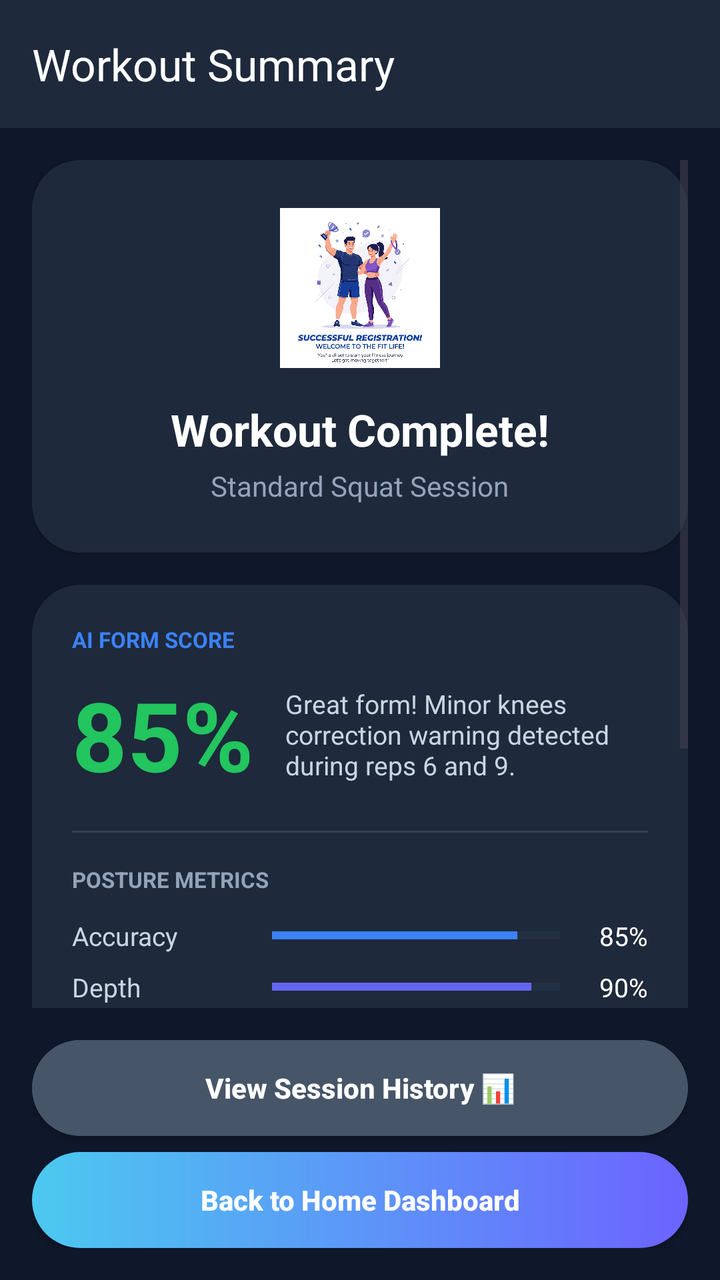
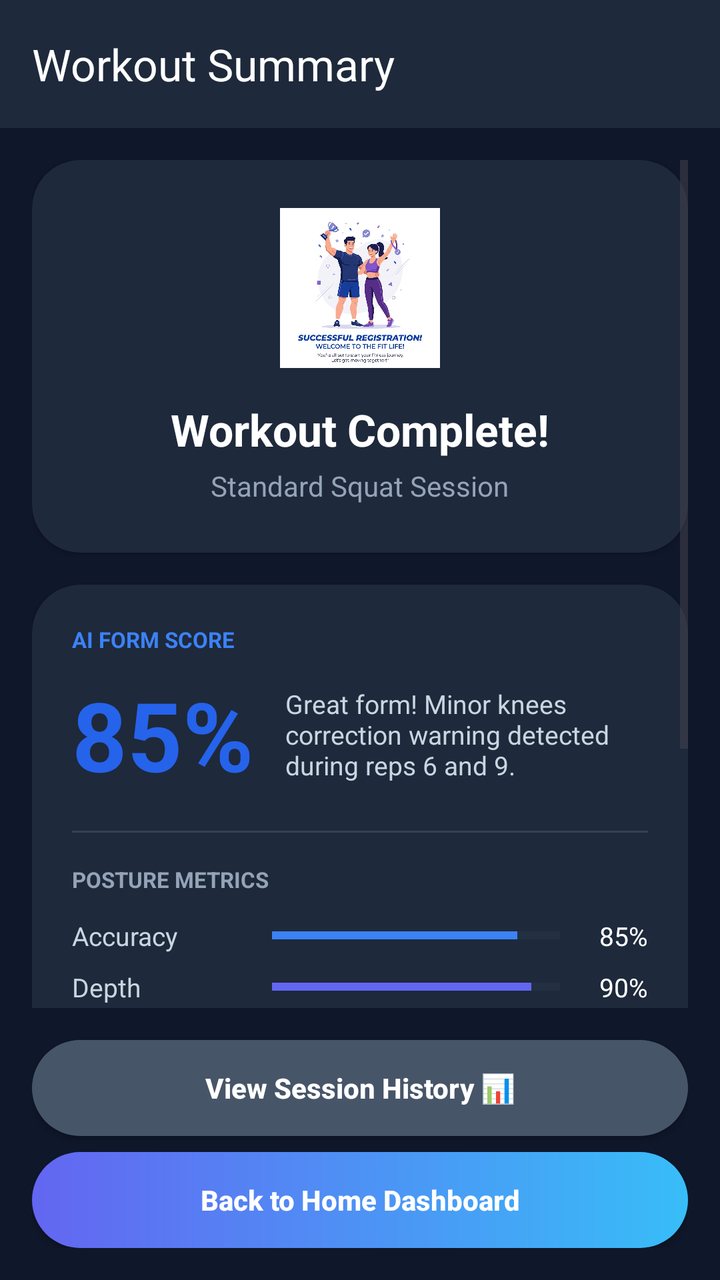

Before-and-after screenshots of an Android layout around one commit, followed by the original layout XML and the change that was made.
<!-- AndroidManifest.xml: application theme Theme.FitnessApp -->
<!-- res/layout/activity_workout_summary.xml -->
<?xml version="1.0" encoding="utf-8"?>
<androidx.constraintlayout.widget.ConstraintLayout xmlns:android="http://schemas.android.com/apk/res/android"
    xmlns:app="http://schemas.android.com/apk/res-auto"
    xmlns:tools="http://schemas.android.com/tools"
    android:layout_width="match_parent"
    android:layout_height="match_parent"
    android:background="#0F172A"
    tools:context=".activities.WorkoutSummaryActivity">

    
    <androidx.appcompat.widget.Toolbar
        android:id="@+id/toolbar"
        android:layout_width="match_parent"
        android:layout_height="?attr/actionBarSize"
        android:background="#1E293B"
        app:title="Workout Summary"
        app:titleTextColor="#FFFFFF"
        app:layout_constraintTop_toTopOf="parent" />

    <ScrollView
        android:layout_width="match_parent"
        android:layout_height="0dp"
        android:fillViewport="true"
        android:padding="16dp"
        app:layout_constraintTop_toBottomOf="@id/toolbar"
        app:layout_constraintBottom_toTopOf="@id/llSummaryActions">

        <LinearLayout
            android:layout_width="match_parent"
            android:layout_height="wrap_content"
            android:orientation="vertical">

            
            <androidx.cardview.widget.CardView
                android:layout_width="match_parent"
                android:layout_height="wrap_content"
                android:layout_marginBottom="16dp"
                app:cardBackgroundColor="#1E293B"
                app:cardCornerRadius="24dp"
                app:cardElevation="2dp">

                <LinearLayout
                    android:layout_width="match_parent"
                    android:layout_height="wrap_content"
                    android:gravity="center"
                    android:orientation="vertical"
                    android:padding="24dp">

                    <ImageView
                        android:layout_width="80dp"
                        android:layout_height="80dp"
                        android:src="@drawable/success_illustration" />

                    <TextView
                        android:layout_width="wrap_content"
                        android:layout_height="wrap_content"
                        android:layout_marginTop="16dp"
                        android:text="Workout Complete!"
                        android:textColor="#FFFFFF"
                        android:textSize="22sp"
                        android:textStyle="bold" />

                    <TextView
                        android:id="@+id/tvExerciseName"
                        android:layout_width="wrap_content"
                        android:layout_height="wrap_content"
                        android:layout_marginTop="4dp"
                        android:text="Standard Squat Session"
                        android:textColor="#94A3B8"
                        android:textSize="14sp" />
                </LinearLayout>
            </androidx.cardview.widget.CardView>

            
            <androidx.cardview.widget.CardView
                android:layout_width="match_parent"
                android:layout_height="wrap_content"
                android:layout_marginBottom="16dp"
                app:cardBackgroundColor="#1E293B"
                app:cardCornerRadius="24dp"
                app:cardElevation="2dp">

                <LinearLayout
                    android:layout_width="match_parent"
                    android:layout_height="wrap_content"
                    android:orientation="vertical"
                    android:padding="20dp">

                    <TextView
                        android:layout_width="wrap_content"
                        android:layout_height="wrap_content"
                        android:text="AI FORM SCORE"
                        android:textColor="#3B82F6"
                        android:textSize="11sp"
                        android:textStyle="bold" />

                    <LinearLayout
                        android:layout_width="match_parent"
                        android:layout_height="wrap_content"
                        android:orientation="horizontal"
                        android:gravity="center_vertical"
                        android:layout_marginTop="8dp">

                        <TextView
                            android:id="@+id/tvFormScore"
                            android:layout_width="wrap_content"
                            android:layout_height="wrap_content"
                            android:text="85%"
                            android:textColor="#22C55E"
                            android:textSize="48sp"
                            android:textStyle="bold" />

                        <TextView
                            android:id="@+id/tvFormFeedback"
                            android:layout_width="0dp"
                            android:layout_height="wrap_content"
                            android:layout_weight="1"
                            android:layout_marginStart="16dp"
                            android:text="Great form! Minor knees correction warning detected during reps 6 and 9."
                            android:textColor="#CBD5E1"
                            android:textSize="13sp" />
                    </LinearLayout>

                    <View
                        android:layout_width="match_parent"
                        android:layout_height="1dp"
                        android:background="#334155"
                        android:layout_marginVertical="16dp" />

                    
                    <TextView
                        android:layout_width="wrap_content"
                        android:layout_height="wrap_content"
                        android:text="POSTURE METRICS"
                        android:textColor="#94A3B8"
                        android:textSize="11sp"
                        android:textStyle="bold"
                        android:layout_marginBottom="12dp" />

                    
                    <LinearLayout
                        android:layout_width="match_parent"
                        android:layout_height="wrap_content"
                        android:orientation="horizontal"
                        android:gravity="center_vertical"
                        android:layout_marginBottom="8dp">
                        <TextView android:layout_width="100dp" android:layout_height="wrap_content" android:text="Accuracy" android:textColor="#CBD5E1" android:textSize="13sp" />
                        <ProgressBar android:id="@+id/pbAccuracy" style="?android:attr/progressBarStyleHorizontal" android:layout_width="0dp" android:layout_height="6dp" android:layout_weight="1" android:progress="85" android:progressTint="#3B82F6" android:progressBackgroundTint="#334155" />
                        <TextView android:id="@+id/tvAccuracy" android:layout_width="44dp" android:layout_height="wrap_content" android:text="85%" android:textColor="#FFFFFF" android:textSize="13sp" android:gravity="end" />
                    </LinearLayout>

                    
                    <LinearLayout
                        android:layout_width="match_parent"
                        android:layout_height="wrap_content"
                        android:orientation="horizontal"
                        android:gravity="center_vertical"
                        android:layout_marginBottom="8dp">
                        <TextView android:layout_width="100dp" android:layout_height="wrap_content" android:text="Depth" android:textColor="#CBD5E1" android:textSize="13sp" />
                        <ProgressBar android:id="@+id/pbDepth" style="?android:attr/progressBarStyleHorizontal" android:layout_width="0dp" android:layout_height="6dp" android:layout_weight="1" android:progress="90" android:progressTint="#6366F1" android:progressBackgroundTint="#334155" />
                        <TextView android:id="@+id/tvDepth" android:layout_width="44dp" android:layout_height="wrap_content" android:text="90%" android:textColor="#FFFFFF" android:textSize="13sp" android:gravity="end" />
                    </LinearLayout>

                    
                    <LinearLayout
                        android:layout_width="match_parent"
                        android:layout_height="wrap_content"
                        android:orientation="horizontal"
                        android:gravity="center_vertical"
                        android:layout_marginBottom="8dp">
                        <TextView android:layout_width="100dp" android:layout_height="wrap_content" android:text="Balance" android:textColor="#CBD5E1" android:textSize="13sp" />
                        <ProgressBar android:id="@+id/pbBalance" style="?android:attr/progressBarStyleHorizontal" android:layout_width="0dp" android:layout_height="6dp" android:layout_weight="1" android:progress="95" android:progressTint="#22C55E" android:progressBackgroundTint="#334155" />
                        <TextView android:id="@+id/tvBalance" android:layout_width="44dp" android:layout_height="wrap_content" android:text="95%" android:textColor="#FFFFFF" android:textSize="13sp" android:gravity="end" />
                    </LinearLayout>

                    
                    <LinearLayout
                        android:layout_width="match_parent"
                        android:layout_height="wrap_content"
                        android:orientation="horizontal"
                        android:gravity="center_vertical"
                        android:layout_marginBottom="8dp">
                        <TextView android:layout_width="100dp" android:layout_height="wrap_content" android:text="Stability" android:textColor="#CBD5E1" android:textSize="13sp" />
                        <ProgressBar android:id="@+id/pbStability" style="?android:attr/progressBarStyleHorizontal" android:layout_width="0dp" android:layout_height="6dp" android:layout_weight="1" android:progress="94" android:progressTint="#EAB308" android:progressBackgroundTint="#334155" />
                        <TextView android:id="@+id/tvStability" android:layout_width="44dp" android:layout_height="wrap_content" android:text="94%" android:textColor="#FFFFFF" android:textSize="13sp" android:gravity="end" />
                    </LinearLayout>

                    
                    <LinearLayout
                        android:layout_width="match_parent"
                        android:layout_height="wrap_content"
                        android:orientation="horizontal"
                        android:gravity="center_vertical">
                        <TextView android:layout_width="100dp" android:layout_height="wrap_content" android:text="Posture" android:textColor="#CBD5E1" android:textSize="13sp" />
                        <ProgressBar android:id="@+id/pbPosture" style="?android:attr/progressBarStyleHorizontal" android:layout_width="0dp" android:layout_height="6dp" android:layout_weight="1" android:progress="80" android:progressTint="#EC4899" android:progressBackgroundTint="#334155" />
                        <TextView android:id="@+id/tvPosture" android:layout_width="44dp" android:layout_height="wrap_content" android:text="80%" android:textColor="#FFFFFF" android:textSize="13sp" android:gravity="end" />
                    </LinearLayout>

                </LinearLayout>
            </androidx.cardview.widget.CardView>

            
            <androidx.cardview.widget.CardView
                android:layout_width="match_parent"
                android:layout_height="wrap_content"
                android:layout_marginBottom="16dp"
                app:cardBackgroundColor="#1E293B"
                app:cardCornerRadius="24dp"
                app:cardElevation="2dp">

                <LinearLayout
                    android:layout_width="match_parent"
                    android:layout_height="wrap_content"
                    android:orientation="vertical"
                    android:padding="20dp">

                    <TextView
                        android:layout_width="wrap_content"
                        android:layout_height="wrap_content"
                        android:text="SESSION STATS"
                        android:textColor="#3B82F6"
                        android:textSize="11sp"
                        android:textStyle="bold"
                        android:layout_marginBottom="16dp" />

                    <androidx.gridlayout.widget.GridLayout
                        android:layout_width="match_parent"
                        android:layout_height="wrap_content"
                        app:columnCount="2"
                        app:rowCount="2"
                        android:alignmentMode="alignMargins"
                        android:columnOrderPreserved="false">

                        
                        <LinearLayout
                            android:layout_width="0dp"
                            android:layout_height="wrap_content"
                            app:layout_columnWeight="1"
                            android:orientation="vertical"
                            android:layout_marginBottom="12dp"
                            android:layout_marginEnd="8dp">
                            <TextView android:layout_width="wrap_content" android:layout_height="wrap_content" android:text="TOTAL REPS" android:textColor="#94A3B8" android:textSize="10sp" android:textStyle="bold" />
                            <TextView android:id="@+id/tvTotalReps" android:layout_width="wrap_content" android:layout_height="wrap_content" android:text="45 Reps" android:textColor="#FFFFFF" android:textSize="16sp" android:textStyle="bold" android:layout_marginTop="2dp" />
                        </LinearLayout>

                        
                        <LinearLayout
                            android:layout_width="0dp"
                            android:layout_height="wrap_content"
                            app:layout_columnWeight="1"
                            android:orientation="vertical"
                            android:layout_marginBottom="12dp"
                            android:layout_marginStart="8dp">
                            <TextView android:layout_width="wrap_content" android:layout_height="wrap_content" android:text="SETS COMPLETED" android:textColor="#94A3B8" android:textSize="10sp" android:textStyle="bold" />
                            <TextView android:id="@+id/tvTotalSets" android:layout_width="wrap_content" android:layout_height="wrap_content" android:text="3 Sets" android:textColor="#FFFFFF" android:textSize="16sp" android:textStyle="bold" android:layout_marginTop="2dp" />
                        </LinearLayout>

                        
                        <LinearLayout
                            android:layout_width="0dp"
                            android:layout_height="wrap_content"
                            app:layout_columnWeight="1"
                            android:orientation="vertical"
                            android:layout_marginEnd="8dp">
                            <TextView android:layout_width="wrap_content" android:layout_height="wrap_content" android:text="DURATION" android:textColor="#94A3B8" android:textSize="10sp" android:textStyle="bold" />
                            <TextView android:id="@+id/tvDuration" android:layout_width="wrap_content" android:layout_height="wrap_content" android:text="2m 45s" android:textColor="#FFFFFF" android:textSize="16sp" android:textStyle="bold" android:layout_marginTop="2dp" />
                        </LinearLayout>

                        
                        <LinearLayout
                            android:layout_width="0dp"
                            android:layout_height="wrap_content"
                            app:layout_columnWeight="1"
                            android:orientation="vertical"
                            android:layout_marginStart="8dp">
                            <TextView android:layout_width="wrap_content" android:layout_height="wrap_content" android:text="EST. CALORIES" android:textColor="#94A3B8" android:textSize="10sp" android:textStyle="bold" />
                            <TextView android:id="@+id/tvCalories" android:layout_width="wrap_content" android:layout_height="wrap_content" android:text="48 kcal" android:textColor="#22C55E" android:textSize="16sp" android:textStyle="bold" android:layout_marginTop="2dp" />
                        </LinearLayout>

                    </androidx.gridlayout.widget.GridLayout>
                </LinearLayout>
            </androidx.cardview.widget.CardView>

        </LinearLayout>
    </ScrollView>

    <LinearLayout
        android:id="@+id/llSummaryActions"
        android:layout_width="match_parent"
        android:layout_height="wrap_content"
        android:orientation="vertical"
        android:layout_margin="16dp"
        app:layout_constraintBottom_toBottomOf="parent">

        <androidx.appcompat.widget.AppCompatButton
            android:id="@+id/btnViewHistory"
            android:layout_width="match_parent"
            android:layout_height="48dp"
            android:background="@drawable/bg_button_gradient"
            android:backgroundTint="#475569"
            android:text="View Session History 📊"
            android:textColor="#FFFFFF"
            android:textSize="14sp"
            android:textStyle="bold"
            android:textAllCaps="false"
            android:layout_marginBottom="8dp" />

        <androidx.appcompat.widget.AppCompatButton
            android:id="@+id/btnDone"
            android:layout_width="match_parent"
            android:layout_height="48dp"
            android:background="@drawable/bg_button_gradient"
            android:text="Back to Home Dashboard"
            android:textColor="#FFFFFF"
            android:textSize="14sp"
            android:textStyle="bold"
            android:textAllCaps="false" />
    </LinearLayout>

</androidx.constraintlayout.widget.ConstraintLayout>
<!-- resources referenced by this layout -->
<resources>
  <!-- drawable bg_button_gradient (drawable) -->
  <?xml version="1.0" encoding="utf-8"?>
  <shape xmlns:android="http://schemas.android.com/apk/res/android"
      android:shape="rectangle">
      <gradient
          android:angle="0"
          android:endColor="@color/blue_gradient_end"
          android:startColor="@color/blue_gradient_start"
          android:type="linear" />
      <corners android:radius="99dp" />
  </shape>
  <!-- drawable success_illustration: png bitmap (drawable, 396366 bytes) -->
  <style name="Theme.FitnessApp" parent="Theme.Material3.DayNight.NoActionBar">
          
          <item name="colorPrimary">@color/primary</item>
          <item name="colorPrimaryVariant">@color/primary_variant</item>
          <item name="colorSecondary">@color/secondary</item>
          <item name="android:statusBarColor">?attr/colorSurface</item>
          <item name="android:windowLightStatusBar">true</item>
          <item name="android:windowBackground">@color/background_color</item>
          <item name="colorSurface">@color/white</item>
          <item name="colorOnSurface">@color/black</item>
          <item name="colorOnBackground">@color/black</item>
      </style>
  <color name="blue_gradient_end">#6C63FF</color>
  <color name="blue_gradient_start">#4CC9F0</color>
  <color name="primary">#6C63FF</color>
  <color name="primary_variant">#4CC9F0</color>
  <color name="secondary">#3B82F6</color>
  <color name="background_color">#F8FAFC</color>
  <color name="white">#FFFFFF</color>
  <color name="black">#1E293B</color>
</resources>

<!-- the commit's change to res/layout/activity_workout_summary.xml (unified diff, before → after) -->
@@ -106,7 +106,7 @@
                             android:layout_width="wrap_content"
                             android:layout_height="wrap_content"
                             android:text="85%"
-                            android:textColor="#22C55E"
+                            android:textColor="#2563EB"
                             android:textSize="48sp"
                             android:textStyle="bold" />
 
@@ -169,7 +169,7 @@
                         android:gravity="center_vertical"
                         android:layout_marginBottom="8dp">
                         <TextView android:layout_width="100dp" android:layout_height="wrap_content" android:text="Balance" android:textColor="#CBD5E1" android:textSize="13sp" />
-                        <ProgressBar android:id="@+id/pbBalance" style="?android:attr/progressBarStyleHorizontal" android:layout_width="0dp" android:layout_height="6dp" android:layout_weight="1" android:progress="95" android:progressTint="#22C55E" android:progressBackgroundTint="#334155" />
+                        <ProgressBar android:id="@+id/pbBalance" style="?android:attr/progressBarStyleHorizontal" android:layout_width="0dp" android:layout_height="6dp" android:layout_weight="1" android:progress="95" android:progressTint="#2563EB" android:progressBackgroundTint="#334155" />
                         <TextView android:id="@+id/tvBalance" android:layout_width="44dp" android:layout_height="wrap_content" android:text="95%" android:textColor="#FFFFFF" android:textSize="13sp" android:gravity="end" />
                     </LinearLayout>
 
@@ -274,7 +274,7 @@
                             android:orientation="vertical"
                             android:layout_marginStart="8dp">
                             <TextView android:layout_width="wrap_content" android:layout_height="wrap_content" android:text="EST. CALORIES" android:textColor="#94A3B8" android:textSize="10sp" android:textStyle="bold" />
-                            <TextView android:id="@+id/tvCalories" android:layout_width="wrap_content" android:layout_height="wrap_content" android:text="48 kcal" android:textColor="#22C55E" android:textSize="16sp" android:textStyle="bold" android:layout_marginTop="2dp" />
+                            <TextView android:id="@+id/tvCalories" android:layout_width="wrap_content" android:layout_height="wrap_content" android:text="48 kcal" android:textColor="#2563EB" android:textSize="16sp" android:textStyle="bold" android:layout_marginTop="2dp" />
                         </LinearLayout>
 
                     </androidx.gridlayout.widget.GridLayout>
<!-- resource entries referenced after the edit -->
@@ -6,10 +6,10 @@
       android:shape="rectangle">
       <gradient
           android:angle="0"
-          android:endColor="@color/blue_gradient_end"
-          android:startColor="@color/blue_gradient_start"
+          android:startColor="#6366F1"
+          android:endColor="#38BDF8"
           android:type="linear" />
-      <corners android:radius="99dp" />
+      <corners android:radius="24dp" />
   </shape>
   <!-- drawable success_illustration: png bitmap (drawable, 396366 bytes) -->
   <style name="Theme.FitnessApp" parent="Theme.Material3.DayNight.NoActionBar">
@@ -24,13 +24,11 @@
           <item name="colorOnSurface">@color/black</item>
           <item name="colorOnBackground">@color/black</item>
       </style>
-  <color name="blue_gradient_end">#6C63FF</color>
-  <color name="blue_gradient_start">#4CC9F0</color>
-  <color name="primary">#6C63FF</color>
-  <color name="primary_variant">#4CC9F0</color>
-  <color name="secondary">#3B82F6</color>
+  <color name="primary">#6366F1</color>
+  <color name="primary_variant">#4F46E5</color>
+  <color name="secondary">#38BDF8</color>
   <color name="background_color">#F8FAFC</color>
   <color name="white">#FFFFFF</color>
-  <color name="black">#1E293B</color>
+  <color name="black">#0F172A</color>
 </resources>
 
